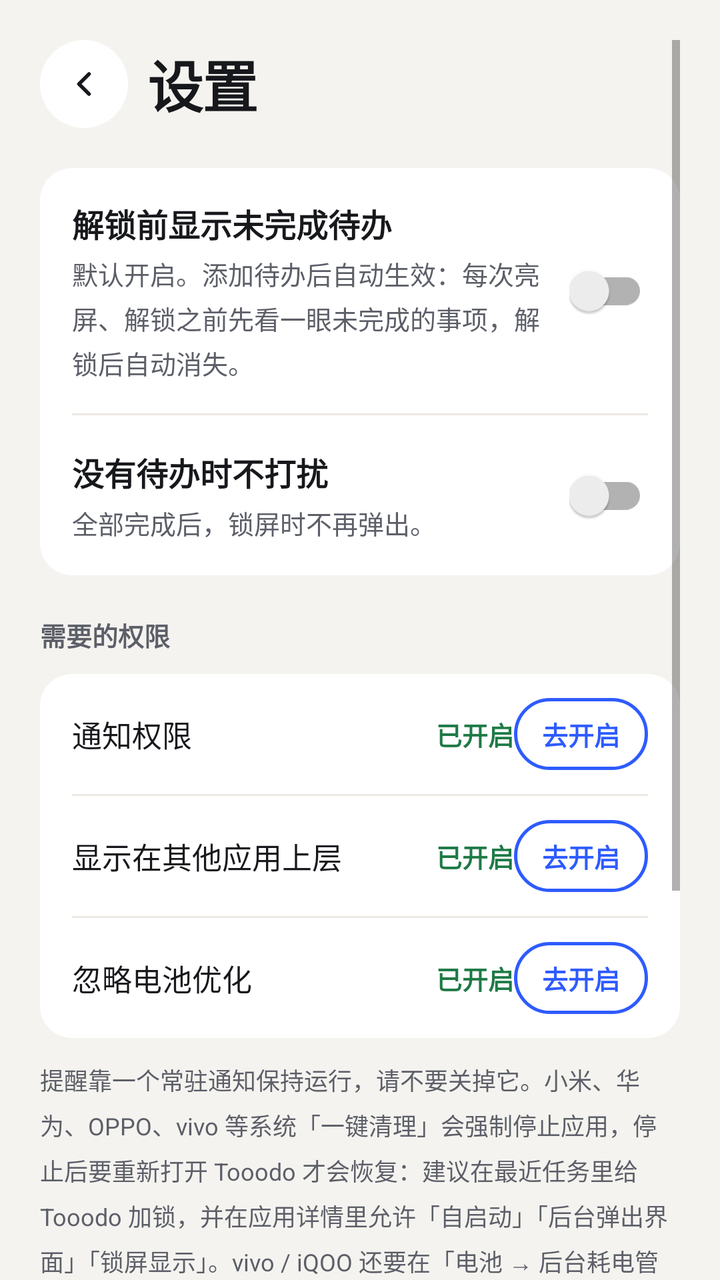
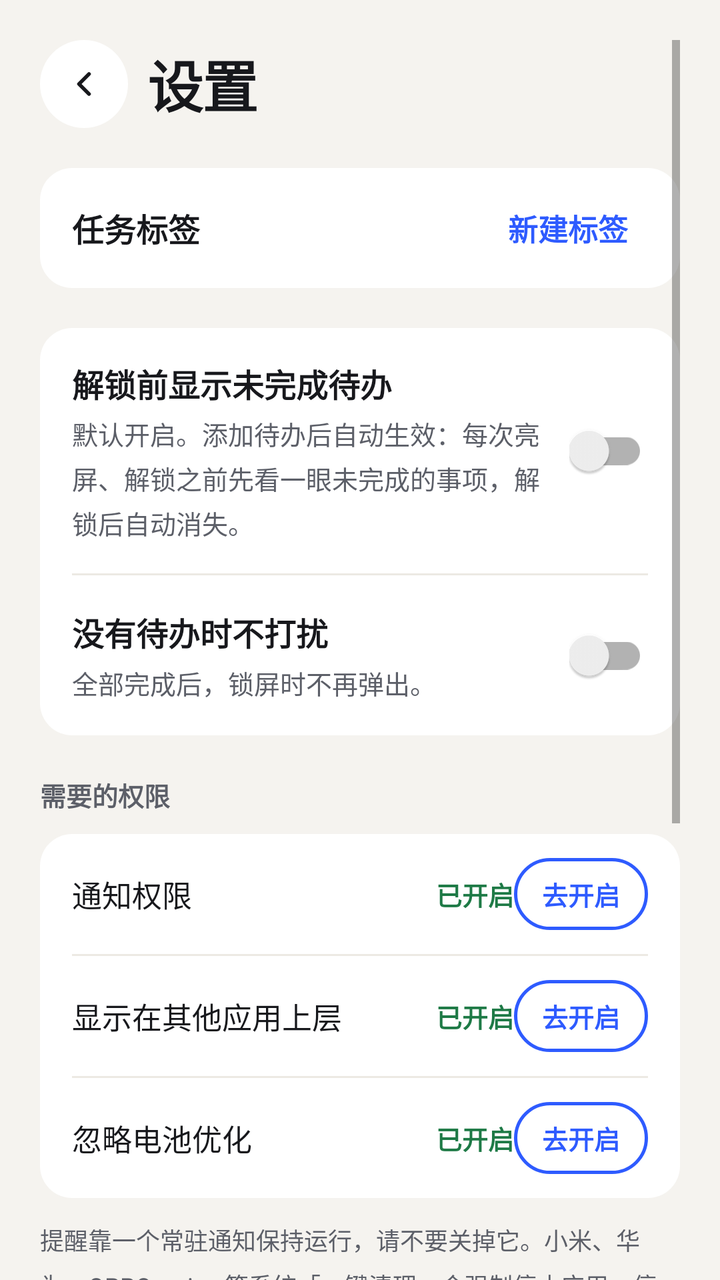

The first picture is an Android layout as it rendered before a commit; the second is the same layout after the commit. The layout source and the unified diff follow.
<!-- AndroidManifest.xml: application theme Theme.Tooodo -->
<!-- res/layout/activity_settings.xml -->
<?xml version="1.0" encoding="utf-8"?>
<ScrollView xmlns:android="http://schemas.android.com/apk/res/android"
    android:id="@+id/root"
    android:layout_width="match_parent"
    android:layout_height="match_parent"
    android:background="@color/paper"
    android:paddingStart="20dp"
    android:paddingTop="20dp"
    android:paddingEnd="20dp">

    <LinearLayout
        android:layout_width="match_parent"
        android:layout_height="wrap_content"
        android:orientation="vertical"
        android:paddingBottom="24dp">

        <LinearLayout
            android:layout_width="match_parent"
            android:layout_height="wrap_content"
            android:gravity="center_vertical"
            android:orientation="horizontal">

            <ImageButton
                android:id="@+id/back"
                android:layout_width="44dp"
                android:layout_height="44dp"
                android:background="@drawable/bg_round"
                android:contentDescription="@string/back"
                android:src="@drawable/ic_back" />

            <TextView
                android:layout_width="wrap_content"
                android:layout_height="wrap_content"
                android:layout_marginStart="10dp"
                android:letterSpacing="-0.02"
                android:text="@string/settings"
                android:textColor="@color/ink"
                android:textSize="28sp"
                android:textStyle="bold" />
        </LinearLayout>

        <LinearLayout
            android:layout_width="match_parent"
            android:layout_height="wrap_content"
            android:layout_marginTop="20dp"
            android:background="@drawable/bg_group"
            android:orientation="vertical"
            android:paddingStart="16dp"
            android:paddingEnd="16dp">

            <LinearLayout
                android:layout_width="match_parent"
                android:layout_height="wrap_content"
                android:gravity="center_vertical"
                android:orientation="horizontal"
                android:paddingTop="16dp"
                android:paddingBottom="16dp">

                <LinearLayout
                    android:layout_width="0dp"
                    android:layout_height="wrap_content"
                    android:layout_marginEnd="12dp"
                    android:layout_weight="1"
                    android:orientation="vertical">

                    <TextView
                        android:layout_width="wrap_content"
                        android:layout_height="wrap_content"
                        android:text="@string/wake_title"
                        android:textColor="@color/ink"
                        android:textSize="16sp"
                        android:textStyle="bold" />

                    <TextView
                        android:layout_width="wrap_content"
                        android:layout_height="wrap_content"
                        android:layout_marginTop="4dp"
                        android:lineSpacingMultiplier="1.2"
                        android:text="@string/wake_desc"
                        android:textColor="@color/ink_muted"
                        android:textSize="13sp" />
                </LinearLayout>

                <androidx.appcompat.widget.SwitchCompat
                    android:id="@+id/switch_wake"
                    android:layout_width="wrap_content"
                    android:layout_height="48dp"
                    android:contentDescription="@string/wake_title" />
            </LinearLayout>

            <View
                android:layout_width="match_parent"
                android:layout_height="1dp"
                android:background="@color/divider" />

            <LinearLayout
                android:layout_width="match_parent"
                android:layout_height="wrap_content"
                android:gravity="center_vertical"
                android:orientation="horizontal"
                android:paddingTop="16dp"
                android:paddingBottom="16dp">

                <LinearLayout
                    android:layout_width="0dp"
                    android:layout_height="wrap_content"
                    android:layout_marginEnd="12dp"
                    android:layout_weight="1"
                    android:orientation="vertical">

                    <TextView
                        android:layout_width="wrap_content"
                        android:layout_height="wrap_content"
                        android:text="@string/skip_title"
                        android:textColor="@color/ink"
                        android:textSize="16sp"
                        android:textStyle="bold" />

                    <TextView
                        android:layout_width="wrap_content"
                        android:layout_height="wrap_content"
                        android:layout_marginTop="4dp"
                        android:lineSpacingMultiplier="1.2"
                        android:text="@string/skip_desc"
                        android:textColor="@color/ink_muted"
                        android:textSize="13sp" />
                </LinearLayout>

                <androidx.appcompat.widget.SwitchCompat
                    android:id="@+id/switch_skip"
                    android:layout_width="wrap_content"
                    android:layout_height="48dp"
                    android:contentDescription="@string/skip_title" />
            </LinearLayout>
        </LinearLayout>

        <TextView
            android:layout_width="wrap_content"
            android:layout_height="wrap_content"
            android:layout_marginTop="20dp"
            android:text="@string/perm_header"
            android:textColor="@color/ink_muted"
            android:textSize="13sp"
            android:textStyle="bold" />

        <LinearLayout
            android:layout_width="match_parent"
            android:layout_height="wrap_content"
            android:layout_marginTop="10dp"
            android:background="@drawable/bg_group"
            android:orientation="vertical"
            android:paddingStart="16dp"
            android:paddingEnd="16dp">

            <LinearLayout
                android:layout_width="match_parent"
                android:layout_height="wrap_content"
                android:gravity="center_vertical"
                android:minHeight="60dp"
                android:orientation="horizontal">

                <TextView
                    android:layout_width="0dp"
                    android:layout_height="wrap_content"
                    android:layout_weight="1"
                    android:text="@string/perm_notify"
                    android:textColor="@color/ink"
                    android:textSize="15sp" />

                <TextView
                    android:id="@+id/status_notify"
                    android:layout_width="wrap_content"
                    android:layout_height="wrap_content"
                    android:text="@string/perm_ok"
                    android:textColor="@color/ok"
                    android:textSize="13sp"
                    android:textStyle="bold" />

                <Button
                    android:id="@+id/btn_notify"
                    style="@style/PillButton"
                    android:layout_width="wrap_content"
                    android:layout_height="36dp" />
            </LinearLayout>

            <View
                android:layout_width="match_parent"
                android:layout_height="1dp"
                android:background="@color/divider" />

            <LinearLayout
                android:layout_width="match_parent"
                android:layout_height="wrap_content"
                android:gravity="center_vertical"
                android:minHeight="60dp"
                android:orientation="horizontal">

                <TextView
                    android:layout_width="0dp"
                    android:layout_height="wrap_content"
                    android:layout_weight="1"
                    android:text="@string/perm_overlay"
                    android:textColor="@color/ink"
                    android:textSize="15sp" />

                <TextView
                    android:id="@+id/status_overlay"
                    android:layout_width="wrap_content"
                    android:layout_height="wrap_content"
                    android:text="@string/perm_ok"
                    android:textColor="@color/ok"
                    android:textSize="13sp"
                    android:textStyle="bold" />

                <Button
                    android:id="@+id/btn_overlay"
                    style="@style/PillButton"
                    android:layout_width="wrap_content"
                    android:layout_height="36dp" />
            </LinearLayout>

            <View
                android:layout_width="match_parent"
                android:layout_height="1dp"
                android:background="@color/divider" />

            <LinearLayout
                android:layout_width="match_parent"
                android:layout_height="wrap_content"
                android:gravity="center_vertical"
                android:minHeight="60dp"
                android:orientation="horizontal">

                <TextView
                    android:layout_width="0dp"
                    android:layout_height="wrap_content"
                    android:layout_weight="1"
                    android:text="@string/perm_battery"
                    android:textColor="@color/ink"
                    android:textSize="15sp" />

                <TextView
                    android:id="@+id/status_battery"
                    android:layout_width="wrap_content"
                    android:layout_height="wrap_content"
                    android:text="@string/perm_ok"
                    android:textColor="@color/ok"
                    android:textSize="13sp"
                    android:textStyle="bold" />

                <Button
                    android:id="@+id/btn_battery"
                    style="@style/PillButton"
                    android:layout_width="wrap_content"
                    android:layout_height="36dp" />
            </LinearLayout>
        </LinearLayout>

        <TextView
            android:layout_width="match_parent"
            android:layout_height="wrap_content"
            android:layout_marginTop="12dp"
            android:lineSpacingMultiplier="1.3"
            android:text="@string/perm_tip"
            android:textColor="@color/ink_muted"
            android:textSize="12sp" />

        <Button
            android:id="@+id/btn_app_details"
            style="@style/PillButton"
            android:layout_width="match_parent"
            android:layout_height="48dp"
            android:layout_marginTop="12dp"
            android:text="@string/app_details"
            android:textSize="14sp" />

        <Button
            android:id="@+id/btn_preview"
            style="@style/PillButton"
            android:layout_width="match_parent"
            android:layout_height="48dp"
            android:layout_marginTop="20dp"
            android:background="@drawable/bg_add"
            android:text="@string/preview"
            android:textColor="#FFFFFF"
            android:textSize="15sp" />

        <TextView
            android:layout_width="wrap_content"
            android:layout_height="wrap_content"
            android:layout_marginTop="24dp"
            android:text="@string/update_header"
            android:textColor="@color/ink_muted"
            android:textSize="13sp"
            android:textStyle="bold" />

        <LinearLayout
            android:layout_width="match_parent"
            android:layout_height="wrap_content"
            android:layout_marginTop="10dp"
            android:background="@drawable/bg_group"
            android:gravity="center_vertical"
            android:minHeight="64dp"
            android:orientation="horizontal"
            android:paddingStart="16dp"
            android:paddingEnd="16dp">

            <LinearLayout
                android:layout_width="0dp"
                android:layout_height="wrap_content"
                android:layout_marginEnd="12dp"
                android:layout_weight="1"
                android:orientation="vertical"
                android:paddingTop="12dp"
                android:paddingBottom="12dp">

                <TextView
                    android:layout_width="wrap_content"
                    android:layout_height="wrap_content"
                    android:text="@string/update_title"
                    android:textColor="@color/ink"
                    android:textSize="15sp" />

                <TextView
                    android:id="@+id/update_status"
                    android:layout_width="wrap_content"
                    android:layout_height="wrap_content"
                    android:layout_marginTop="2dp"
                    android:textColor="@color/ink_muted"
                    android:textSize="13sp" />
            </LinearLayout>

            <Button
                android:id="@+id/btn_update"
                style="@style/PillButton"
                android:layout_width="wrap_content"
                android:layout_height="36dp"
                android:text="@string/update_check" />
        </LinearLayout>
    </LinearLayout>
</ScrollView>
<!-- resources referenced by this layout -->
<resources>
  <color name="divider">#ECE9E3</color>
  <color name="ink">#17181C</color>
  <color name="ink_muted">#5C5F68</color>
  <color name="ok">#1E7A46</color>
  <color name="paper">#F5F3EF</color>
  <!-- drawable bg_add (drawable) -->
  <?xml version="1.0" encoding="utf-8"?>
  <shape xmlns:android="http://schemas.android.com/apk/res/android" android:shape="rectangle">
      <solid android:color="@color/accent" />
      <corners android:radius="12dp" />
  </shape>
  <!-- drawable bg_group (drawable) -->
  <?xml version="1.0" encoding="utf-8"?>
  <shape xmlns:android="http://schemas.android.com/apk/res/android" android:shape="rectangle">
      <solid android:color="@color/card" />
      <corners android:radius="16dp" />
  </shape>
  <!-- drawable bg_round (drawable) -->
  <?xml version="1.0" encoding="utf-8"?>
  <shape xmlns:android="http://schemas.android.com/apk/res/android" android:shape="rectangle">
      <solid android:color="@color/card" />
      <corners android:radius="22dp" />
  </shape>
  <!-- drawable ic_back (drawable) -->
  <?xml version="1.0" encoding="utf-8"?>
  <vector xmlns:android="http://schemas.android.com/apk/res/android"
      android:width="20dp" android:height="20dp" android:viewportWidth="24" android:viewportHeight="24">
      <path android:pathData="M15,18l-6,-6 6,-6" android:strokeColor="@color/ink" android:strokeWidth="2.2"
          android:strokeLineCap="round" android:strokeLineJoin="round" android:fillColor="#00000000" />
  </vector>
  <string name="app_details">打开应用详情（自启动、后台弹出、锁屏显示）</string>
  <string name="back">返回</string>
  <string name="perm_battery">忽略电池优化</string>
  <string name="perm_header">需要的权限</string>
  <string name="perm_notify">通知权限</string>
  <string name="perm_ok">已开启</string>
  <string name="perm_overlay">显示在其他应用上层</string>
  <string name="perm_tip">提醒靠一个常驻通知保持运行，请不要关掉它。小米、华为、OPPO、vivo 等系统「一键清理」会强制停止应用，停止后要重新打开 Tooodo 才会恢复：建议在最近任务里给 Tooodo 加锁，并在应用详情里允许「自启动」「后台弹出界面」「锁屏显示」。vivo / iQOO 还要在「电池 → 后台耗电管理」里允许 Tooodo 后台高耗电。</string>
  <string name="preview">预览锁屏提醒</string>
  <string name="settings">设置</string>
  <string name="skip_desc">全部完成后，锁屏时不再弹出。</string>
  <string name="skip_title">没有待办时不打扰</string>
  <string name="update_check">检查</string>
  <string name="update_header">版本</string>
  <string name="update_title">检查更新</string>
  <string name="wake_desc">默认开启。添加待办后自动生效：每次亮屏、解锁之前先看一眼未完成的事项，解锁后自动消失。</string>
  <string name="wake_title">解锁前显示未完成待办</string>
  <color name="accent">#2E5BFF</color>
  <color name="card">#FFFFFF</color>
  <!-- drawable bg_pill_outline (drawable) -->
  <?xml version="1.0" encoding="utf-8"?>
  <shape xmlns:android="http://schemas.android.com/apk/res/android" android:shape="rectangle">
      <solid android:color="@android:color/transparent" />
      <corners android:radius="18dp" />
      <stroke android:width="1.5dp" android:color="@color/accent" />
  </shape>
  <string name="perm_go">去开启</string>
  <!-- unchanged entries left out for length: 2 -->
</resources>

<!-- the commit's change to res/layout/activity_settings.xml (unified diff, before → after) -->
@@ -45,6 +45,42 @@
             android:layout_marginTop="20dp"
             android:background="@drawable/bg_group"
             android:orientation="vertical"
+            android:paddingHorizontal="16dp"
+            android:paddingVertical="8dp">
+
+            <LinearLayout
+                android:layout_width="match_parent"
+                android:layout_height="wrap_content"
+                android:gravity="center_vertical">
+
+                <TextView
+                    android:layout_width="0dp"
+                    android:layout_height="wrap_content"
+                    android:layout_weight="1"
+                    android:text="@string/tags"
+                    android:textColor="@color/ink"
+                    android:textSize="16sp"
+                    android:textStyle="bold" />
+
+                <Button
+                    android:id="@+id/add_tag"
+                    style="@style/TextAction"
+                    android:text="@string/add_tag" />
+            </LinearLayout>
+
+            <LinearLayout
+                android:id="@+id/saved_tags"
+                android:layout_width="match_parent"
+                android:layout_height="wrap_content"
+                android:orientation="vertical" />
+        </LinearLayout>
+
+        <LinearLayout
+            android:layout_width="match_parent"
+            android:layout_height="wrap_content"
+            android:layout_marginTop="20dp"
+            android:background="@drawable/bg_group"
+            android:orientation="vertical"
             android:paddingStart="16dp"
             android:paddingEnd="16dp">
 
<!-- resource entries referenced after the edit -->
@@ -30,6 +30,7 @@
       <path android:pathData="M15,18l-6,-6 6,-6" android:strokeColor="@color/ink" android:strokeWidth="2.2"
           android:strokeLineCap="round" android:strokeLineJoin="round" android:fillColor="#00000000" />
   </vector>
+  <string name="add_tag">新建标签</string>
   <string name="app_details">打开应用详情（自启动、后台弹出、锁屏显示）</string>
   <string name="back">返回</string>
   <string name="perm_battery">忽略电池优化</string>
@@ -42,11 +43,23 @@
   <string name="settings">设置</string>
   <string name="skip_desc">全部完成后，锁屏时不再弹出。</string>
   <string name="skip_title">没有待办时不打扰</string>
+  <string name="tags">任务标签</string>
   <string name="update_check">检查</string>
   <string name="update_header">版本</string>
   <string name="update_title">检查更新</string>
   <string name="wake_desc">默认开启。添加待办后自动生效：每次亮屏、解锁之前先看一眼未完成的事项，解锁后自动消失。</string>
   <string name="wake_title">解锁前显示未完成待办</string>
+  <style name="TextAction" parent="Widget.AppCompat.Button.Borderless">
+          <item name="android:layout_width">wrap_content</item>
+          <item name="android:layout_height">44dp</item>
+          <item name="android:minWidth">0dp</item>
+          <item name="android:paddingStart">10dp</item>
+          <item name="android:paddingEnd">10dp</item>
+          <item name="android:textColor">@color/accent</item>
+          <item name="android:textSize">15sp</item>
+          <item name="android:textStyle">bold</item>
+          <item name="android:textAllCaps">false</item>
+      </style>
   <color name="accent">#2E5BFF</color>
   <color name="card">#FFFFFF</color>
   <!-- drawable bg_pill_outline (drawable) -->
